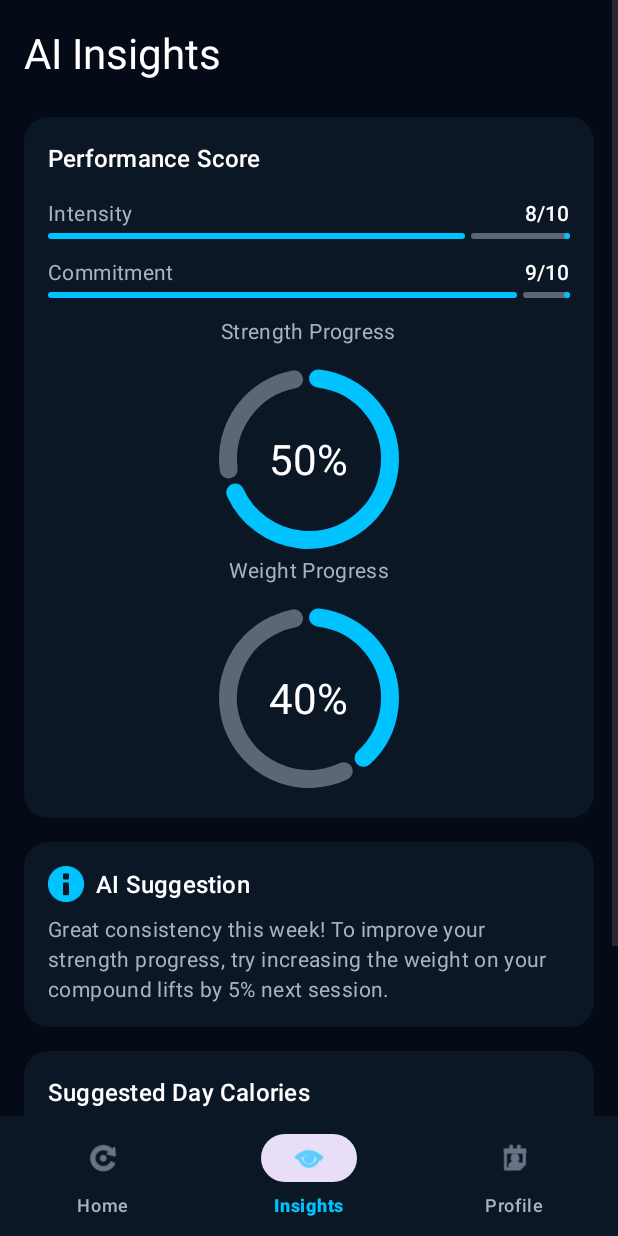
After one commit to lennythecreator/AndroidDevProject, an Android app: the InsightsFragment screen opened through its navigation route, on a phone screen of 412 x 824 dp. The commit adds this screen. Run offline under Robolectric (Android 15) with nearby library versions, the phone set to English and light mode, and no system bars; our stand-ins replace navigation-ui.

Commit message:
Implement AI Insights page and Bottom Navigation

```diff
--- a/GymPal/app/build.gradle.kts
+++ b/GymPal/app/build.gradle.kts
@@ -5,7 +5,7 @@ plugins {
 
 android {
     namespace = "com.example.gympal"
-    compileSdk = 35
+    compileSdk = 36
 
     defaultConfig {
         applicationId = "com.example.gympal"
@@ -45,4 +45,6 @@ dependencies {
     testImplementation(libs.junit)
     androidTestImplementation(libs.androidx.junit)
     androidTestImplementation(libs.androidx.espresso.core)
+    implementation("androidx.navigation:navigation-fragment-ktx:2.8.0")
+    implementation("androidx.navigation:navigation-ui-ktx:2.8.0")
 }
--- a/GymPal/app/src/main/AndroidManifest.xml
+++ b/GymPal/app/src/main/AndroidManifest.xml
@@ -21,6 +21,7 @@
                 <category android:name="android.intent.category.LAUNCHER" />
             </intent-filter>
         </activity>
+        <activity android:name=".AIInsightsActivity" />
     </application>
 
 </manifest>
--- /dev/null
+++ b/GymPal/app/src/main/java/com/example/gympal/AIInsightsActivity.kt
@@ -0,0 +1,20 @@
+package com.example.gympal
+
+import android.os.Bundle
+import androidx.activity.enableEdgeToEdge
+import androidx.appcompat.app.AppCompatActivity
+import androidx.core.view.ViewCompat
+import androidx.core.view.WindowInsetsCompat
+
+class AIInsightsActivity : AppCompatActivity() {
+    override fun onCreate(savedInstanceState: Bundle?) {
+        super.onCreate(savedInstanceState)
+        enableEdgeToEdge()
+        setContentView(R.layout.ai_insights)
+        ViewCompat.setOnApplyWindowInsetsListener(findViewById(R.id.scrollView)) { v, insets ->
+            val systemBars = insets.getInsets(WindowInsetsCompat.Type.systemBars())
+            v.setPadding(systemBars.left, systemBars.top, systemBars.right, systemBars.bottom)
+            insets
+        }
+    }
+}
--- /dev/null
+++ b/GymPal/app/src/main/java/com/example/gympal/HomeFragment.kt
@@ -0,0 +1,18 @@
+package com.example.gympal
+
+import android.os.Bundle
+import android.view.LayoutInflater
+import android.view.View
+import android.view.ViewGroup
+import androidx.fragment.app.Fragment
+
+class HomeFragment : Fragment() {
+
+    override fun onCreateView(
+        inflater: LayoutInflater, container: ViewGroup?,
+        savedInstanceState: Bundle?
+    ): View? {
+        // Inflate the layout for this fragment
+        return inflater.inflate(R.layout.fragment_home, container, false)
+    }
+}
--- /dev/null
+++ b/GymPal/app/src/main/java/com/example/gympal/InsightsFragment.kt
@@ -0,0 +1,18 @@
+package com.example.gympal
+
+import android.os.Bundle
+import android.view.LayoutInflater
+import android.view.View
+import android.view.ViewGroup
+import androidx.fragment.app.Fragment
+
+class InsightsFragment : Fragment() {
+
+    override fun onCreateView(
+        inflater: LayoutInflater, container: ViewGroup?,
+        savedInstanceState: Bundle?
+    ): View? {
+        // Inflate the layout for this fragment
+        return inflater.inflate(R.layout.ai_insights, container, false)
+    }
+}
--- a/GymPal/app/src/main/java/com/example/gympal/MainActivity.kt
+++ b/GymPal/app/src/main/java/com/example/gympal/MainActivity.kt
@@ -13,8 +13,13 @@ class MainActivity : AppCompatActivity() {
         setContentView(R.layout.activity_main)
         ViewCompat.setOnApplyWindowInsetsListener(findViewById(R.id.main)) { v, insets ->
             val systemBars = insets.getInsets(WindowInsetsCompat.Type.systemBars())
-            v.setPadding(systemBars.left, systemBars.top, systemBars.right, systemBars.bottom)
+            v.setPadding(systemBars.left, systemBars.top, systemBars.right, 0)
             insets
         }
+
+        val navHostFragment = supportFragmentManager.findFragmentById(R.id.nav_host_fragment) as androidx.navigation.fragment.NavHostFragment
+        val navController = navHostFragment.navController
+        val bottomNavigationView = findViewById<com.google.android.material.bottomnavigation.BottomNavigationView>(R.id.bottom_navigation)
+        androidx.navigation.ui.NavigationUI.setupWithNavController(bottomNavigationView, navController)
     }
 }
--- /dev/null
+++ b/GymPal/app/src/main/java/com/example/gympal/ProfileFragment.kt
@@ -0,0 +1,18 @@
+package com.example.gympal
+
+import android.os.Bundle
+import android.view.LayoutInflater
+import android.view.View
+import android.view.ViewGroup
+import androidx.fragment.app.Fragment
+
+class ProfileFragment : Fragment() {
+
+    override fun onCreateView(
+        inflater: LayoutInflater, container: ViewGroup?,
+        savedInstanceState: Bundle?
+    ): View? {
+        // Inflate the layout for this fragment
+        return inflater.inflate(R.layout.fragment_profile, container, false)
+    }
+}
--- /dev/null
+++ b/GymPal/app/src/main/res/color/bottom_nav_item_color.xml
@@ -0,0 +1,5 @@
+<?xml version="1.0" encoding="utf-8"?>
+<selector xmlns:android="http://schemas.android.com/apk/res/android">
+    <item android:color="@color/colorAccent" android:state_checked="true" />
+    <item android:color="@color/colorTextSecondary" />
+</selector>
--- a/GymPal/app/src/main/res/layout/activity_main.xml
+++ b/GymPal/app/src/main/res/layout/activity_main.xml
@@ -1,5 +1,6 @@
 <?xml version="1.0" encoding="utf-8"?>
-<androidx.constraintlayout.widget.ConstraintLayout xmlns:android="http://schemas.android.com/apk/res/android"
+<androidx.constraintlayout.widget.ConstraintLayout
+    xmlns:android="http://schemas.android.com/apk/res/android"
     xmlns:app="http://schemas.android.com/apk/res-auto"
     xmlns:tools="http://schemas.android.com/tools"
     android:id="@+id/main"
@@ -7,13 +8,28 @@
     android:layout_height="match_parent"
     tools:context=".MainActivity">
 
-    <TextView
-        android:layout_width="wrap_content"
-        android:layout_height="wrap_content"
-        android:text="Hello World!"
-        app:layout_constraintBottom_toBottomOf="parent"
+    <androidx.fragment.app.FragmentContainerView
+        android:id="@+id/nav_host_fragment"
+        android:name="androidx.navigation.fragment.NavHostFragment"
+        android:layout_width="0dp"
+        android:layout_height="0dp"
+        app:defaultNavHost="true"
+        app:navGraph="@navigation/nav_graph"
+        app:layout_constraintBottom_toTopOf="@+id/bottom_navigation"
         app:layout_constraintEnd_toEndOf="parent"
         app:layout_constraintStart_toStartOf="parent"
         app:layout_constraintTop_toTopOf="parent" />
 
+    <com.google.android.material.bottomnavigation.BottomNavigationView
+        android:id="@+id/bottom_navigation"
+        android:layout_width="0dp"
+        android:layout_height="wrap_content"
+        android:background="@color/colorCardBackground"
+        app:itemIconTint="@color/bottom_nav_item_color"
+        app:itemTextColor="@color/bottom_nav_item_color"
+        app:menu="@menu/bottom_nav_menu"
+        app:layout_constraintBottom_toBottomOf="parent"
+        app:layout_constraintEnd_toEndOf="parent"
+        app:layout_constraintStart_toStartOf="parent" />
+
 </androidx.constraintlayout.widget.ConstraintLayout>
--- /dev/null
+++ b/GymPal/app/src/main/res/layout/ai_insights.xml
@@ -0,0 +1,314 @@
+<?xml version="1.0" encoding="utf-8"?>
+<androidx.constraintlayout.widget.ConstraintLayout
+    xmlns:android="http://schemas.android.com/apk/res/android"
+    xmlns:app="http://schemas.android.com/apk/res-auto"
+    xmlns:tools="http://schemas.android.com/tools"
+    android:layout_width="match_parent"
+    android:layout_height="match_parent"
+    android:background="@color/colorBackgroundDark">
+
+    <ScrollView
+        android:id="@+id/scrollView"
+        android:layout_width="0dp"
+        android:layout_height="0dp"
+        app:layout_constraintBottom_toBottomOf="parent"
+        app:layout_constraintEnd_toEndOf="parent"
+        app:layout_constraintStart_toStartOf="parent"
+        app:layout_constraintTop_toTopOf="parent">
+
+        <LinearLayout
+            android:layout_width="match_parent"
+            android:layout_height="wrap_content"
+            android:orientation="vertical"
+            android:padding="16dp">
+
+            <TextView
+                android:id="@+id/headerTitle"
+                android:layout_width="match_parent"
+                android:layout_height="wrap_content"
+                android:layout_marginBottom="24dp"
+                android:text="AI Insights"
+                android:textAppearance="?attr/textAppearanceHeadlineMedium"
+                android:textColor="@color/colorTextPrimary" />
+
+            <!-- Metrics Card -->
+            <com.google.android.material.card.MaterialCardView
+                android:layout_width="match_parent"
+                android:layout_height="wrap_content"
+                android:layout_marginBottom="16dp"
+                app:cardBackgroundColor="@color/colorCardBackground"
+                app:cardCornerRadius="16dp"
+                app:cardElevation="0dp"
+                app:strokeColor="@color/colorPlaceholderText"
+                app:strokeWidth="0dp">
+
+                <LinearLayout
+                    android:layout_width="match_parent"
+                    android:layout_height="wrap_content"
+                    android:orientation="vertical"
+                    android:padding="16dp">
+
+                    <TextView
+                        android:layout_width="wrap_content"
+                        android:layout_height="wrap_content"
+                        android:layout_marginBottom="16dp"
+                        android:text="Performance Score"
+                        android:textAppearance="?attr/textAppearanceTitleMedium"
+                        android:textColor="@color/colorTextPrimary" />
+
+                    <!-- Intensity -->
+                    <LinearLayout
+                        android:layout_width="match_parent"
+                        android:layout_height="wrap_content"
+                        android:layout_marginBottom="12dp"
+                        android:orientation="vertical">
+
+                        <LinearLayout
+                            android:layout_width="match_parent"
+                            android:layout_height="wrap_content"
+                            android:layout_marginBottom="4dp"
+                            android:orientation="horizontal">
+
+                            <TextView
+                                android:layout_width="0dp"
+                                android:layout_height="wrap_content"
+                                android:layout_weight="1"
+                                android:text="Intensity"
+                                android:textAppearance="?attr/textAppearanceBodyMedium"
+                                android:textColor="@color/colorTextSecondary" />
+
+                            <TextView
+                                android:layout_width="wrap_content"
+                                android:layout_height="wrap_content"
+                                android:text="8/10"
+                                android:textAppearance="?attr/textAppearanceLabelLarge"
+                                android:textColor="@color/colorTextPrimary" />
+                        </LinearLayout>
+
+                        <com.google.android.material.progressindicator.LinearProgressIndicator
+                            android:layout_width="match_parent"
+                            android:layout_height="wrap_content"
+                            android:progress="80"
+                            app:indicatorColor="@color/colorAccent"
+                            app:trackColor="@color/colorPlaceholderText"
+                            app:trackCornerRadius="4dp" />
+                    </LinearLayout>
+
+                    <!-- Commitment -->
+                    <LinearLayout
+                        android:layout_width="match_parent"
+                        android:layout_height="wrap_content"
+                        android:layout_marginBottom="12dp"
+                        android:orientation="vertical">
+
+                        <LinearLayout
+                            android:layout_width="match_parent"
+                            android:layout_height="wrap_content"
+                            android:layout_marginBottom="4dp"
+                            android:orientation="horizontal">
+
+                            <TextView
+                                android:layout_width="0dp"
+                                android:layout_height="wrap_content"
+                                android:layout_weight="1"
+                                android:text="Commitment"
+                                android:textAppearance="?attr/textAppearanceBodyMedium"
+                                android:textColor="@color/colorTextSecondary" />
+
+                            <TextView
+                                android:layout_width="wrap_content"
+                                android:layout_height="wrap_content"
+                                android:text="9/10"
+                                android:textAppearance="?attr/textAppearanceLabelLarge"
+                                android:textColor="@color/colorTextPrimary" />
+                        </LinearLayout>
+
+                        <com.google.android.material.progressindicator.LinearProgressIndicator
+                            android:layout_width="match_parent"
+                            android:layout_height="wrap_content"
+                            android:progress="90"
+                            app:indicatorColor="@color/colorAccent"
+                            app:trackColor="@color/colorPlaceholderText"
+                            app:trackCornerRadius="4dp" />
+                    </LinearLayout>
+
+                    <!-- Strength Progress -->
+                    <LinearLayout
+                        android:layout_width="match_parent"
+                        android:layout_height="wrap_content"
+                        android:gravity="center_horizontal"
+                        android:orientation="vertical">
+
+                        <TextView
+                            android:layout_width="wrap_content"
+                            android:layout_height="wrap_content"
+                            android:layout_marginBottom="12dp"
+                            android:text="Strength Progress"
+                            android:textAppearance="?attr/textAppearanceBodyMedium"
+                            android:textColor="@color/colorTextSecondary" />
+
+                        <FrameLayout
+                            android:layout_width="wrap_content"
+                            android:layout_height="wrap_content">
+
+                            <com.google.android.material.progressindicator.CircularProgressIndicator
+                                android:layout_width="wrap_content"
+                                android:layout_height="wrap_content"
+                                android:progress="70"
+                                app:indicatorColor="@color/colorAccent"
+                                app:indicatorSize="120dp"
+                                app:trackColor="@color/colorPlaceholderText"
+                                app:trackCornerRadius="8dp"
+                                app:trackThickness="12dp" />
+
+                            <TextView
+                                android:layout_width="wrap_content"
+                                android:layout_height="wrap_content"
+                                android:layout_gravity="center"
+                                android:text="50%"
+                                android:textAppearance="?attr/textAppearanceHeadlineMedium"
+                                android:textColor="@color/colorTextPrimary" />
+                        </FrameLayout>
+                    </LinearLayout>
+
+                    <LinearLayout
+                        android:layout_width="match_parent"
+                        android:layout_height="wrap_content"
+                        android:gravity="center_horizontal"
+                        android:orientation="vertical">
+                        <TextView
+                            android:layout_width="wrap_content"
+                            android:layout_height="wrap_content"
+                            android:layout_marginBottom="12dp"
+                            android:text="Weight Progress"
+                            android:textAppearance="?attr/textAppearanceBodyMedium"
+                            android:textColor="@color/colorTextSecondary" />
+
+                        <FrameLayout
+                            android:layout_width="wrap_content"
+                            android:layout_height="wrap_content">
+
+                            <com.google.android.material.progressindicator.CircularProgressIndicator
+                                android:layout_width="wrap_content"
+                                android:layout_height="wrap_content"
+                                android:progress="40"
+                                app:indicatorColor="@color/colorAccent"
+                                app:indicatorSize="120dp"
+                                app:trackColor="@color/colorPlaceholderText"
+                                app:trackCornerRadius="8dp"
+                                app:trackThickness="12dp" />
+
+                            <TextView
+                                android:layout_width="wrap_content"
+                                android:layout_height="wrap_content"
+                                android:layout_gravity="center"
+                                android:text="40%"
+                                android:textAppearance="?attr/textAppearanceHeadlineMedium"
+                                android:textColor="@color/colorTextPrimary" />
+                        </FrameLayout>
+                    </LinearLayout>
+
+                </LinearLayout>
+
+            </com.google.android.material.card.MaterialCardView>
+
+            <!-- Suggestion Card -->
+            <com.google.android.material.card.MaterialCardView
+                android:layout_width="match_parent"
+                android:layout_height="wrap_content"
+                app:cardBackgroundColor="@color/colorCardBackground"
+                app:cardCornerRadius="16dp"
+                app:cardElevation="0dp"
+                app:strokeColor="@color/colorPlaceholderText"
+                app:strokeWidth="0dp">
+
+                <LinearLayout
+                    android:layout_width="match_parent"
+                    android:layout_height="wrap_content"
+                    android:orientation="vertical"
+                    android:padding="16dp">
+
+                    <LinearLayout
+                        android:layout_width="match_parent"
+                        android:layout_height="wrap_content"
+                        android:layout_marginBottom="8dp"
+                        android:gravity="center_vertical"
+                        android:orientation="horizontal">
+
+                        <ImageView
+                            android:layout_width="24dp"
+                            android:layout_height="24dp"
+                            android:layout_marginEnd="8dp"
+                            android:contentDescription="AI Icon"
+                            android:src="@android:drawable/ic_dialog_info"
+                            app:tint="@color/colorAccent" />
+
+                        <TextView
+                            android:layout_width="wrap_content"
+                            android:layout_height="wrap_content"
+                            android:text="AI Suggestion"
+                            android:textAppearance="?attr/textAppearanceTitleMedium"
+                            android:textColor="@color/colorTextPrimary" />
+                    </LinearLayout>
+
+                    <TextView
+                        android:layout_width="match_parent"
+                        android:layout_height="wrap_content"
+                        android:text="Great consistency this week! To improve your strength progress, try increasing the weight on your compound lifts by 5% next session."
+                        android:textAppearance="?attr/textAppearanceBodyMedium"
+                        android:textColor="@color/colorTextSecondary" />
+
+                </LinearLayout>
+
+            </com.google.android.material.card.MaterialCardView>
+
+            <!-- Calorie Suggestion Card -->
+            <com.google.android.material.card.MaterialCardView
+                android:layout_width="match_parent"
+                android:layout_height="wrap_content"
+                android:layout_marginTop="16dp"
+                app:cardBackgroundColor="@color/colorCardBackground"
+                app:cardCornerRadius="16dp"
+                app:cardElevation="0dp"
+                app:strokeColor="@color/colorPlaceholderText"
+                app:strokeWidth="0dp">
+
+                <LinearLayout
+                    android:layout_width="match_parent"
+                    android:layout_height="wrap_content"
+                    android:orientation="vertical"
+                    android:padding="16dp">
+
+                    <TextView
+                        android:layout_width="wrap_content"
+                        android:layout_height="wrap_content"
+                        android:layout_marginBottom="8dp"
+                        android:text="Suggested Day Calories"
+                        android:textAppearance="?attr/textAppearanceTitleMedium"
+                        android:textColor="@color/colorTextPrimary" />
+
+                    <TextView
+                        android:layout_width="match_parent"
+                        android:layout_height="wrap_content"
+                        android:text="2,450"
+                        android:textAlignment="center"
+                        android:textAppearance="?attr/textAppearanceDisplayLarge"
+                        android:textColor="@color/colorAccent"
+                        android:textStyle="bold" />
+
+                    <TextView
+                        android:layout_width="match_parent"
+                        android:layout_height="wrap_content"
+                        android:text="kcal"
+                        android:textAlignment="center"
+                        android:textAppearance="?attr/textAppearanceBodyLarge"
+                        android:textColor="@color/colorTextSecondary" />
+
+                </LinearLayout>
+
+            </com.google.android.material.card.MaterialCardView>
+
+        </LinearLayout>
+    </ScrollView>
+
+</androidx.constraintlayout.widget.ConstraintLayout>
--- /dev/null
+++ b/GymPal/app/src/main/res/layout/fragment_home.xml
@@ -0,0 +1,21 @@
+<?xml version="1.0" encoding="utf-8"?>
+<androidx.constraintlayout.widget.ConstraintLayout
+    xmlns:android="http://schemas.android.com/apk/res/android"
+    xmlns:app="http://schemas.android.com/apk/res-auto"
+    xmlns:tools="http://schemas.android.com/tools"
+    android:layout_width="match_parent"
+    android:layout_height="match_parent"
+    tools:context=".HomeFragment">
+
+    <TextView
+        android:id="@+id/textView"
+        android:layout_width="wrap_content"
+        android:layout_height="wrap_content"
+        android:text="Welcome to GymPal!"
+        android:textAppearance="?attr/textAppearanceHeadlineMedium"
+        app:layout_constraintBottom_toBottomOf="parent"
+        app:layout_constraintEnd_toEndOf="parent"
+        app:layout_constraintStart_toStartOf="parent"
+        app:layout_constraintTop_toTopOf="parent" />
+
+</androidx.constraintlayout.widget.ConstraintLayout>
--- /dev/null
+++ b/GymPal/app/src/main/res/layout/fragment_profile.xml
@@ -0,0 +1,20 @@
+<?xml version="1.0" encoding="utf-8"?>
+<androidx.constraintlayout.widget.ConstraintLayout
+    xmlns:android="http://schemas.android.com/apk/res/android"
+    xmlns:app="http://schemas.android.com/apk/res-auto"
+    xmlns:tools="http://schemas.android.com/tools"
+    android:layout_width="match_parent"
+    android:layout_height="match_parent"
+    tools:context=".ProfileFragment">
+
+    <TextView
+        android:layout_width="wrap_content"
+        android:layout_height="wrap_content"
+        android:text="Profile"
+        android:textAppearance="?attr/textAppearanceHeadlineMedium"
+        app:layout_constraintBottom_toBottomOf="parent"
+        app:layout_constraintEnd_toEndOf="parent"
+        app:layout_constraintStart_toStartOf="parent"
+        app:layout_constraintTop_toTopOf="parent" />
+
+</androidx.constraintlayout.widget.ConstraintLayout>
--- /dev/null
+++ b/GymPal/app/src/main/res/menu/bottom_nav_menu.xml
@@ -0,0 +1,15 @@
+<?xml version="1.0" encoding="utf-8"?>
+<menu xmlns:android="http://schemas.android.com/apk/res/android">
+    <item
+        android:id="@+id/homeFragment"
+        android:icon="@android:drawable/ic_menu_rotate"
+        android:title="Home" />
+    <item
+        android:id="@+id/insightsFragment"
+        android:icon="@android:drawable/ic_menu_view"
+        android:title="Insights" />
+    <item
+        android:id="@+id/profileFragment"
+        android:icon="@android:drawable/ic_menu_my_calendar"
+        android:title="Profile" />
+</menu>
--- /dev/null
+++ b/GymPal/app/src/main/res/navigation/nav_graph.xml
@@ -0,0 +1,25 @@
+<?xml version="1.0" encoding="utf-8"?>
+<navigation xmlns:android="http://schemas.android.com/apk/res/android"
+    xmlns:app="http://schemas.android.com/apk/res-auto"
+    xmlns:tools="http://schemas.android.com/tools"
+    android:id="@+id/nav_graph"
+    app:startDestination="@id/homeFragment">
+
+    <fragment
+        android:id="@+id/homeFragment"
+        android:name="com.example.gympal.HomeFragment"
+        android:label="Home"
+        tools:layout="@layout/fragment_home" />
+
+    <fragment
+        android:id="@+id/insightsFragment"
+        android:name="com.example.gympal.InsightsFragment"
+        android:label="Insights"
+        tools:layout="@layout/ai_insights" />
+
+    <fragment
+        android:id="@+id/profileFragment"
+        android:name="com.example.gympal.ProfileFragment"
+        android:label="Profile"
+        tools:layout="@layout/fragment_profile" />
+</navigation>
```
